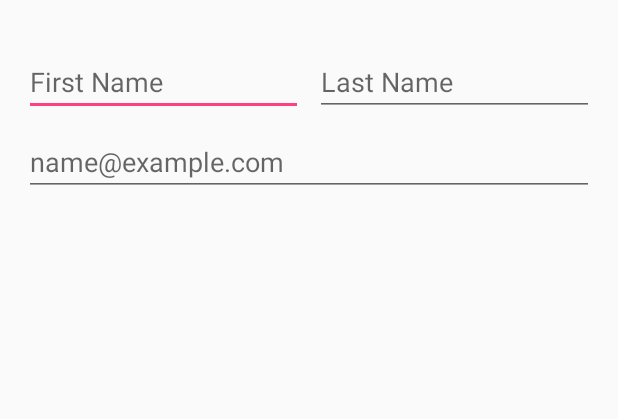
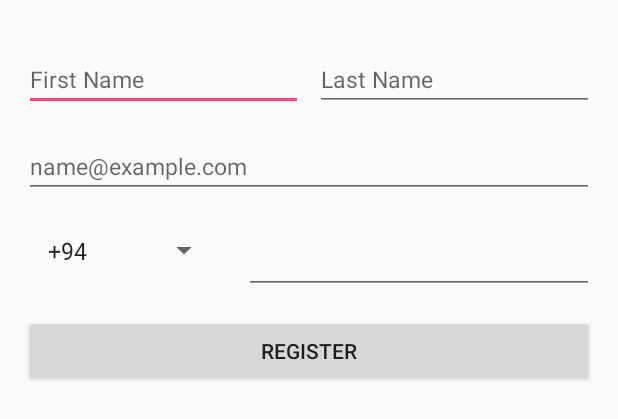
Before and after one commit to AUser000/food-project-demo, an Android app: the layout activity_register.xml on its own in the app's theme, with its tools: preview values and no code run, on a phone screen of 412 x 824 dp. Shown: the top 419 px of the screen. Run offline under Robolectric (Android 15) with nearby library versions, the phone set to English and light mode, and no system bars.

Commit message:
update register UI

```diff
--- a/app/src/main/AndroidManifest.xml
+++ b/app/src/main/AndroidManifest.xml
@@ -21,6 +21,7 @@
         </activity>
         <activity
             android:name=".RegisterActivity"
+            android:label="Register"
             android:noHistory="true"></activity>
     </application>
 
--- a/app/src/main/res/layout/activity_register.xml
+++ b/app/src/main/res/layout/activity_register.xml
@@ -15,7 +15,7 @@
         android:ems="10"
         android:hint="First Name"
         android:inputType="textPersonName"
-        android:textSize="18sp"
+        android:textSize="15sp"
         app:layout_constraintEnd_toStartOf="@+id/editText2"
         app:layout_constraintStart_toStartOf="parent"
         app:layout_constraintTop_toTopOf="parent" />
@@ -30,7 +30,7 @@
         android:ems="10"
         android:hint="Last Name"
         android:inputType="textPersonName"
-        android:textSize="18sp"
+        android:textSize="15sp"
         app:layout_constraintEnd_toEndOf="parent"
         app:layout_constraintStart_toEndOf="@+id/editText"
         app:layout_constraintTop_toTopOf="parent" />
@@ -41,12 +41,53 @@
         android:layout_height="wrap_content"
         android:layout_marginEnd="16dp"
         android:layout_marginStart="16dp"
-        android:layout_marginTop="8dp"
+        android:layout_marginTop="16dp"
         android:ems="10"
         android:hint="name@example.com"
         android:inputType="textEmailAddress"
-        android:textSize="18sp"
+        android:textSize="15sp"
         app:layout_constraintEnd_toEndOf="parent"
         app:layout_constraintStart_toStartOf="parent"
         app:layout_constraintTop_toBottomOf="@+id/editText2" />
+
+    <EditText
+        android:id="@+id/editText3"
+        android:layout_width="wrap_content"
+        android:layout_height="wrap_content"
+        android:layout_marginEnd="16dp"
+        android:layout_marginStart="8dp"
+        android:layout_marginTop="16dp"
+        android:ems="10"
+        android:inputType="phone"
+        android:maxLength="9"
+        android:textSize="20sp"
+        app:layout_constraintEnd_toEndOf="parent"
+        app:layout_constraintStart_toEndOf="@+id/spinner"
+        app:layout_constraintTop_toBottomOf="@+id/editText4" />
+
+    <Spinner
+        android:id="@+id/spinner"
+        android:layout_width="0dp"
+        android:layout_height="wrap_content"
+        android:layout_marginEnd="8dp"
+        android:layout_marginStart="16dp"
+        android:layout_marginTop="16dp"
+        android:entries="@array/phoneCodes"
+        android:padding="@dimen/nav_header_vertical_spacing"
+        app:layout_constraintEnd_toStartOf="@+id/editText3"
+        app:layout_constraintHorizontal_chainStyle="spread_inside"
+        app:layout_constraintStart_toStartOf="parent"
+        app:layout_constraintTop_toBottomOf="@+id/editText4" />
+
+    <Button
+        android:id="@+id/button"
+        android:layout_width="0dp"
+        android:layout_height="wrap_content"
+        android:layout_marginEnd="16dp"
+        android:layout_marginStart="16dp"
+        android:layout_marginTop="24dp"
+        android:text="REGISTER"
+        app:layout_constraintEnd_toEndOf="parent"
+        app:layout_constraintStart_toStartOf="parent"
+        app:layout_constraintTop_toBottomOf="@+id/spinner" />
 </android.support.constraint.ConstraintLayout>
--- /dev/null
+++ b/app/src/main/res/values/array.xml
@@ -0,0 +1,6 @@
+<?xml version="1.0" encoding="utf-8"?>
+<resources>
+    <string-array name="phoneCodes">
+        <item>+94</item>
+    </string-array>
+</resources>
```
